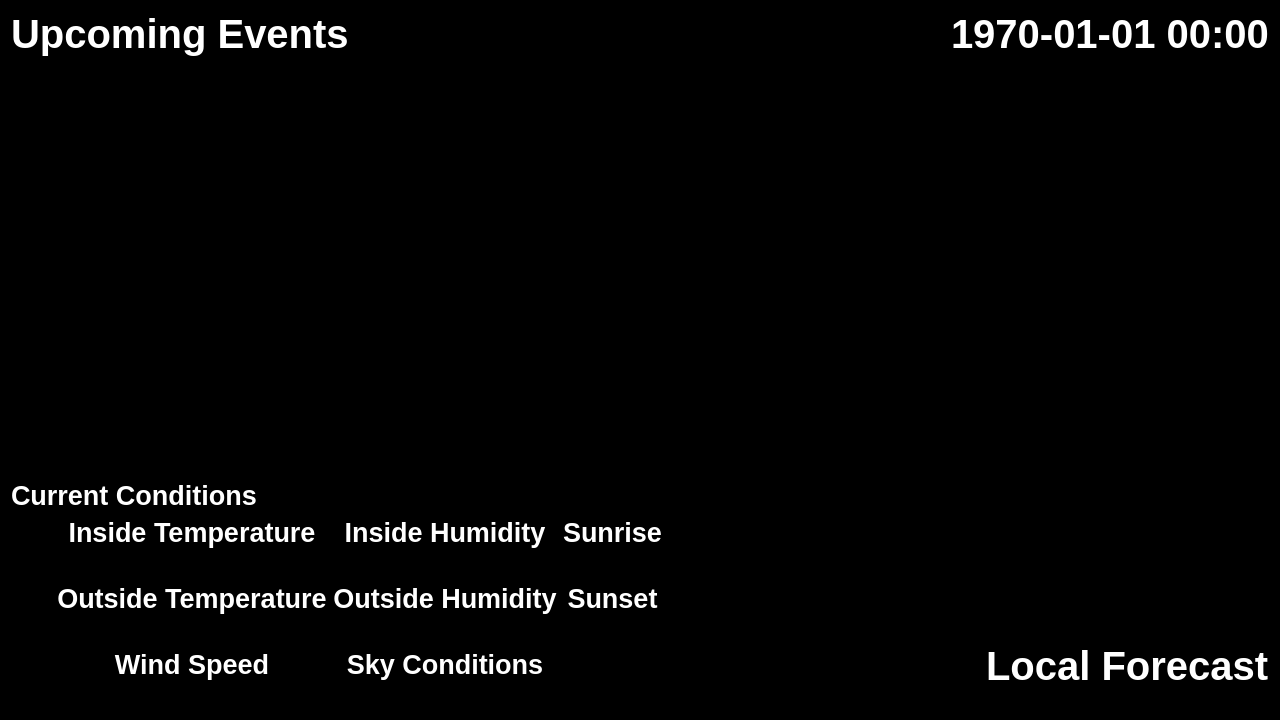
Old version of the form MirrorFrame.ui in the repository Risca/magicmirror.
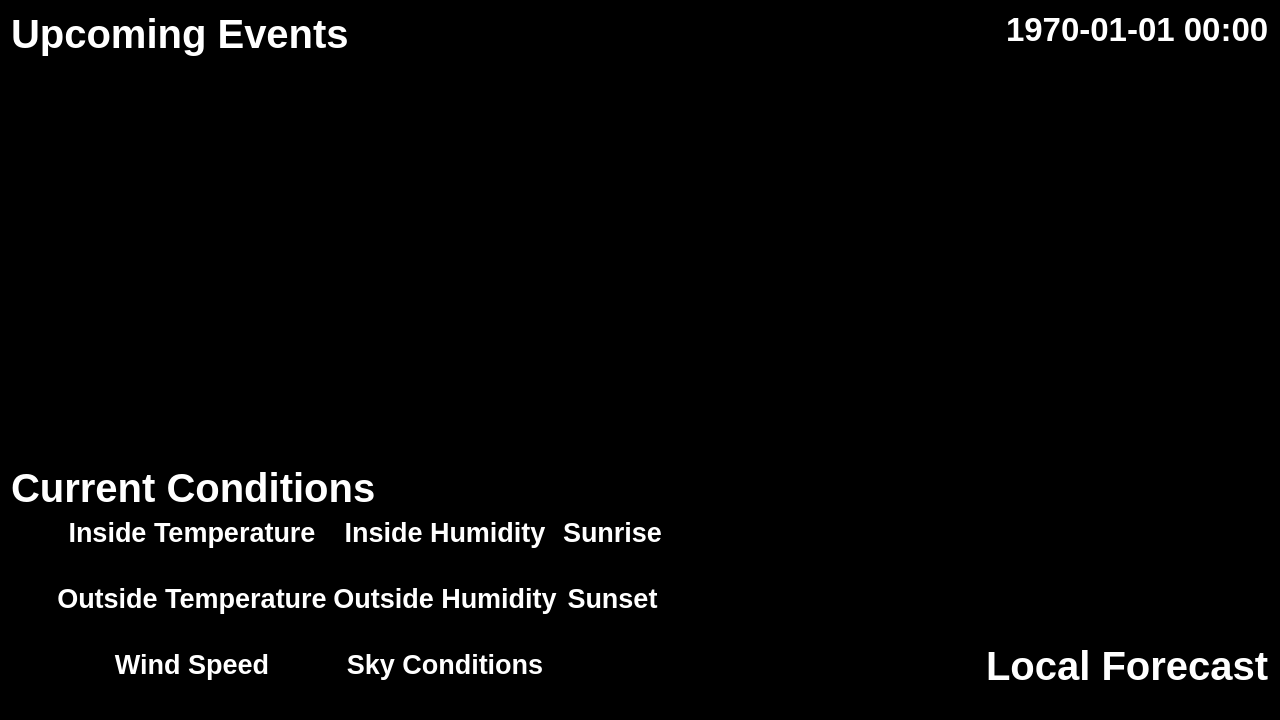
New version of the form.

Commit message: Move font setting to ui xml

```diff
--- a/MirrorFrame.ui
+++ b/MirrorFrame.ui
@@ -495,6 +495,11 @@
       <layout class="QVBoxLayout" name="verticalLayout_3">
        <item>
         <widget class="QLabel" name="clockLabel">
+         <property name="font">
+          <font>
+           <pointsize>25</pointsize>
+          </font>
+         </property>
          <property name="text">
           <string>1970-01-01 00:00</string>
          </property>
@@ -613,6 +618,11 @@
         </item>
         <item row="2" column="0" colspan="4">
          <widget class="QLabel" name="currentLabel">
+          <property name="font">
+           <font>
+            <pointsize>30</pointsize>
+           </font>
+          </property>
           <property name="text">
            <string>Current Conditions</string>
           </property>
```
Left out of the diff: 21 changed lines with no effect on the pictures. The commit also changes 1 other file.
